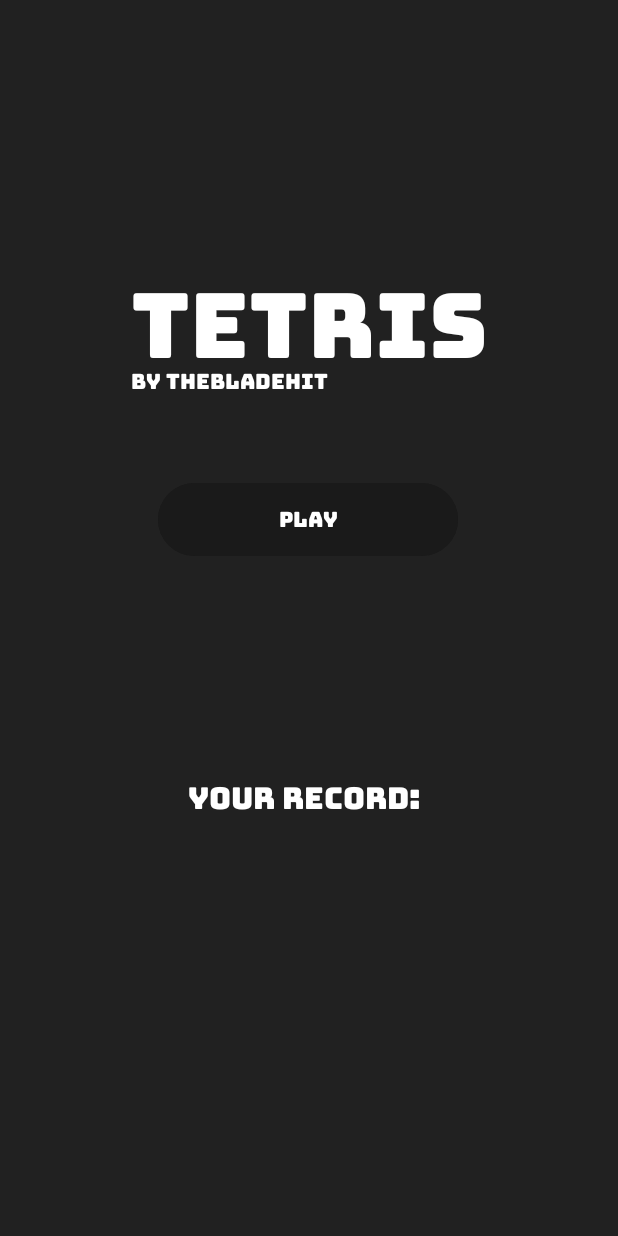
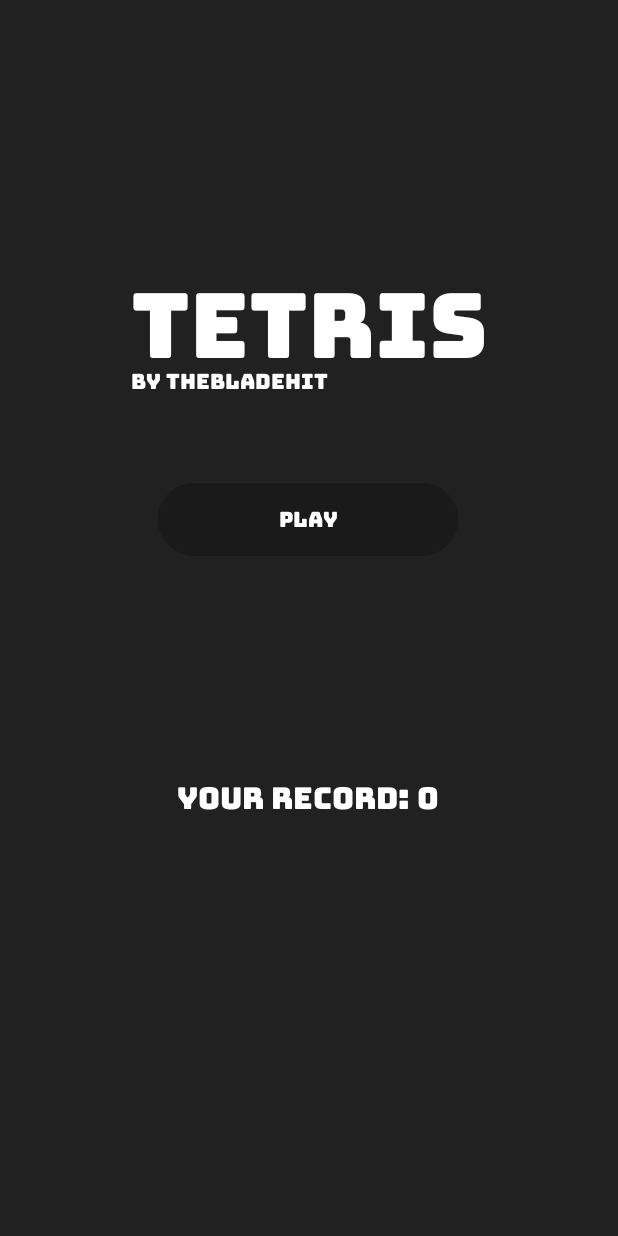
Before and after one commit to thebaldehit/OOP_tetris, an Android app: the screen it shows after launch (MainMenuActivity), on a phone screen of 412 x 824 dp. Run offline under Robolectric (Android 15) with nearby library versions, the phone set to English and light mode, and no system bars.

Commit message:
Added savinrecord

```diff
--- a/tetris/app/src/main/java/com/example/tetris/MainMenuActivity.kt
+++ b/tetris/app/src/main/java/com/example/tetris/MainMenuActivity.kt
@@ -16,4 +16,15 @@
             startActivity(Intent(this, MainActivity::class.java))
         }
     }
+
+    override fun onResume() {
+        super.onResume()
+        showScore()
+    }
+
+    private fun showScore() {
+        val sharedPreferences = getSharedPreferences("my_preferences", MODE_PRIVATE)
+        val userScore = sharedPreferences.getInt("score", 0)
+        bindingClass.record.text = "Your record: $userScore"
+    }
 }
```
Also changed, not shown: tetris/app/src/main/java/com/example/tetris/MainActivity.kt (+12 -0 lines).
